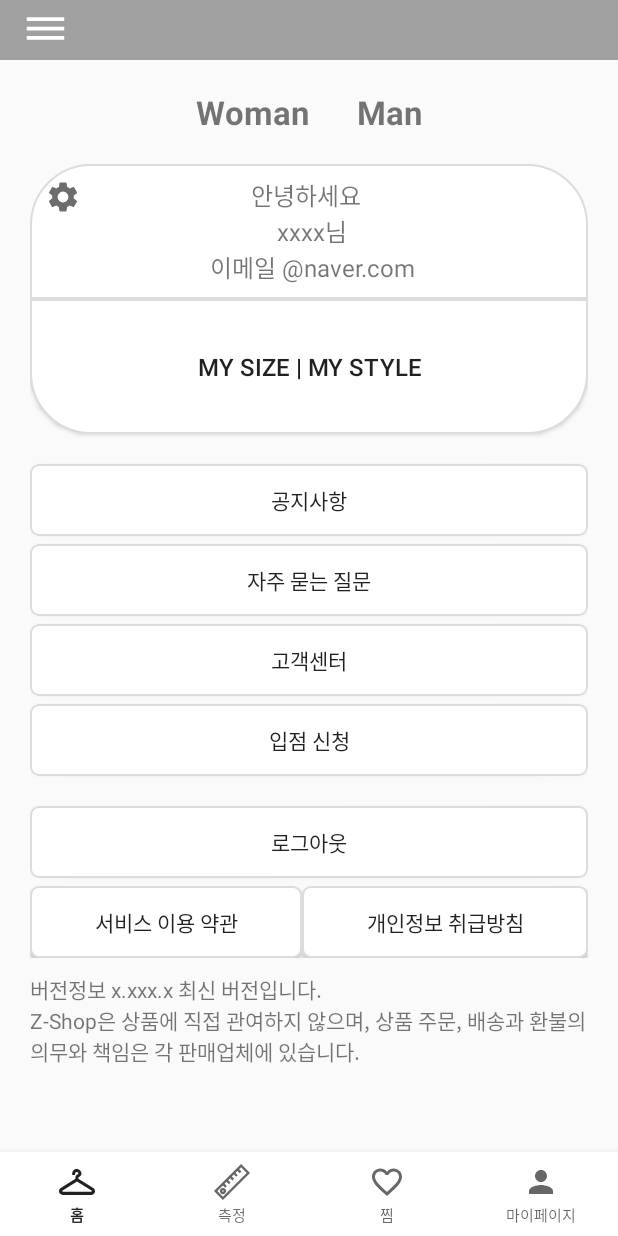
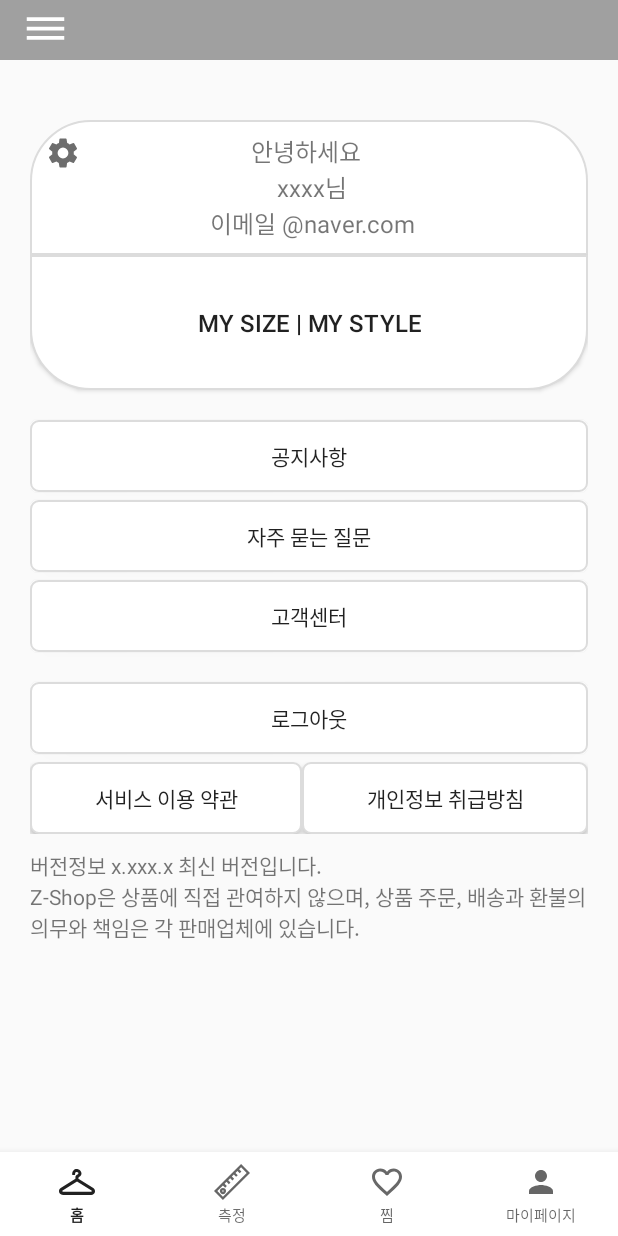
Before and after one commit to mina0774/heronation_R-D, an Android app: the fragment MypageConnectingFragment placed in its activity, on a phone screen of 412 x 824 dp. Run offline under Robolectric (Android 15) with nearby library versions, the phone set to English and light mode, and no system bars; our stand-ins replace ButterKnife.

Commit message:
2 depth: 마이페이지 - 남성, 여성 선택 삭제, 입점신청 삭제

```diff
--- a/app/src/main/java/com/example/heronation/mypage/MypageConnectingFragment.java
+++ b/app/src/main/java/com/example/heronation/mypage/MypageConnectingFragment.java
@@ -27,10 +27,6 @@ public class MypageConnectingFragment extends Fragment {
     @BindView(R.id.mypage_userModify_btn) ImageButton mypage_userModify_btn;
 
     @BindView(R.id.mypage_ninkname_text) TextView mypage_ninkname_text;
-
-    @BindView(R.id.mypage_gender_f) TextView mypage_gender_f;
-
-    @BindView(R.id.mypage_gender_m) TextView mypage_gender_m;
 
     @Override
     public View onCreateView(LayoutInflater inflater, ViewGroup container,
@@ -68,12 +64,6 @@ public class MypageConnectingFragment extends Fragment {
                     //회원정보 설정
                     /* 상단 텍스트뷰 설정 */
                     mypage_ninkname_text.setText("안녕하세요!\n"+userMyInfo.getName()+"님\n"+userMyInfo.getEmail());
-                    /* 성별 설정 */
-                    if(userMyInfo.getGender().matches("M")){
-                        mypage_gender_m.setTextColor(Color.parseColor("#000000"));
-                    }else if(userMyInfo.getGender().matches("F")){
-                        mypage_gender_f.setTextColor(Color.parseColor("#000000"));
-                    }
                 }
                 /*토큰 만료기한이 끝나, 재로그인이 필요할 때*/
                 else {
--- a/app/src/main/res/layout/fragment_mypage_connecting.xml
+++ b/app/src/main/res/layout/fragment_mypage_connecting.xml
@@ -15,31 +15,6 @@
             android:layout_marginTop="20dp"
             android:layout_marginRight="20dp"
             android:orientation="vertical">
-
-            <LinearLayout
-                android:layout_width="wrap_content"
-                android:layout_height="wrap_content"
-                android:layout_gravity="center"
-                android:orientation="horizontal">
-
-                <TextView
-                    android:id="@+id/mypage_gender_f"
-                    android:layout_width="wrap_content"
-                    android:layout_height="wrap_content"
-                    android:layout_marginRight="32dp"
-                    android:text="Woman"
-                    android:textSize="22sp"
-                    android:textStyle="bold" />
-
-
-                <TextView
-                    android:id="@+id/mypage_gender_m"
-                    android:layout_width="wrap_content"
-                    android:layout_height="wrap_content"
-                    android:text="Man"
-                    android:textSize="22sp"
-                    android:textStyle="bold" />
-            </LinearLayout>
 
             <RelativeLayout
                 android:layout_width="wrap_content"
@@ -99,14 +74,6 @@
                 android:text="고객센터" />
 
             <Button
-                android:id="@+id/mypage_store_btn"
-                android:layout_width="match_parent"
-                android:layout_height="wrap_content"
-                android:layout_marginTop="5dp"
-                android:background="@drawable/btn_background"
-                android:text="입점 신청" />
-
-            <Button
                 android:id="@+id/mypage_logout_btn"
                 android:layout_width="match_parent"
                 android:layout_height="wrap_content"
```
Also changed, not shown: app/src/main/java/com/example/heronation/mypage/MypageLoginFragment.java (deleted, +0 -56 lines), app/src/main/res/layout/fragment_mypage.xml (+1 -16 lines), app/src/main/res/layout/fragment_mypage_login.xml (deleted, +0 -134 lines).
